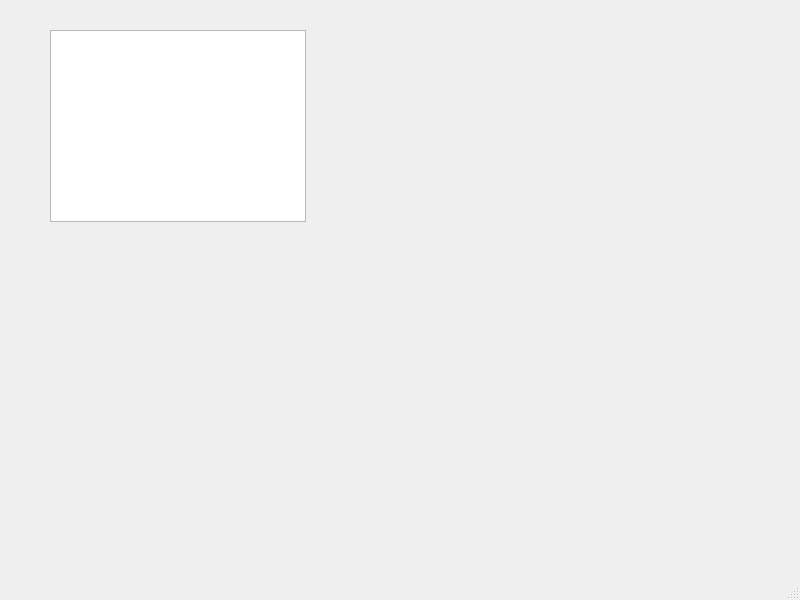
This is test.ui in maxohm/portman as Qt 5 draws it before an edit. The edited form follows.
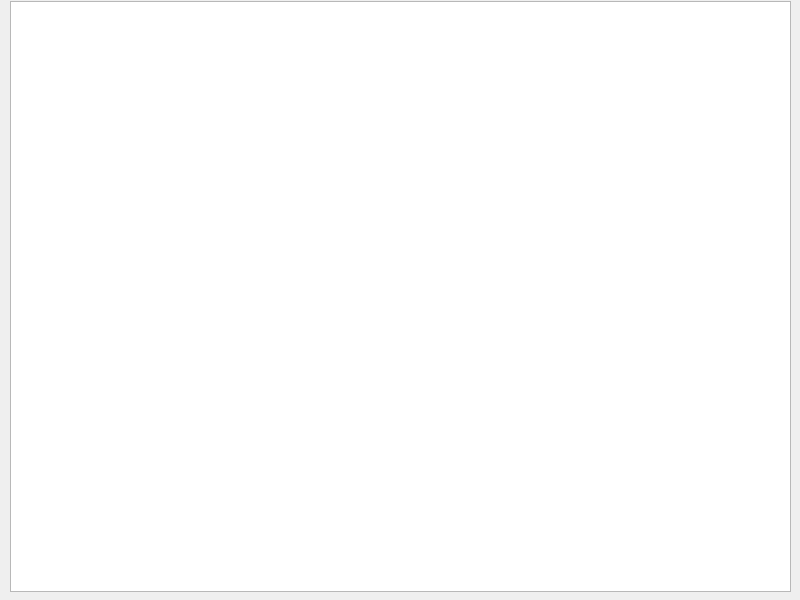
This is the edited form.

The edit to the form file:
```diff
--- a/test.ui
+++ b/test.ui
@@ -17,25 +17,53 @@
    <widget class="QTableWidget" name="log">
     <property name="geometry">
      <rect>
-      <x>50</x>
-      <y>30</y>
-      <width>256</width>
-      <height>192</height>
+      <x>10</x>
+      <y>1</y>
+      <width>781</width>
+      <height>591</height>
      </rect>
     </property>
+    <property name="sizePolicy">
+     <sizepolicy hsizetype="Preferred" vsizetype="Preferred">
+      <horstretch>0</horstretch>
+      <verstretch>0</verstretch>
+     </sizepolicy>
+    </property>
+    <property name="font">
+     <font>
+      <pointsize>12</pointsize>
+      <weight>75</weight>
+      <bold>true</bold>
+     </font>
+    </property>
+    <property name="alternatingRowColors">
+     <bool>true</bool>
+    </property>
+    <property name="showGrid">
+     <bool>false</bool>
+    </property>
+    <attribute name="horizontalHeaderVisible">
+     <bool>false</bool>
+    </attribute>
+    <attribute name="horizontalHeaderHighlightSections">
+     <bool>false</bool>
+    </attribute>
+    <attribute name="horizontalHeaderStretchLastSection">
+     <bool>false</bool>
+    </attribute>
+    <attribute name="verticalHeaderVisible">
+     <bool>false</bool>
+    </attribute>
+    <attribute name="verticalHeaderHighlightSections">
+     <bool>false</bool>
+    </attribute>
+    <column>
+     <property name="text">
+      <string>Новый столбец</string>
+     </property>
+    </column>
    </widget>
   </widget>
-  <widget class="QMenuBar" name="menubar">
-   <property name="geometry">
-    <rect>
-     <x>0</x>
-     <y>0</y>
-     <width>800</width>
-     <height>30</height>
-    </rect>
-   </property>
-  </widget>
-  <widget class="QStatusBar" name="statusbar"/>
  </widget>
  <resources/>
  <connections/>
```
Left out of the diff: 2 changed lines with no effect on the pictures.
